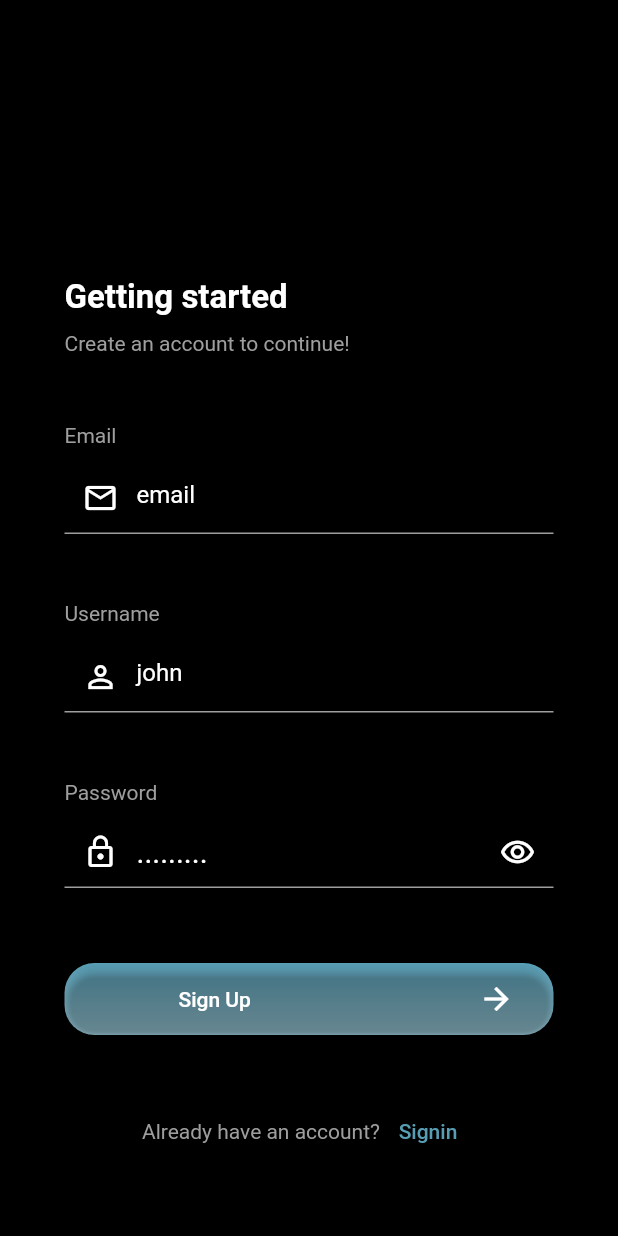
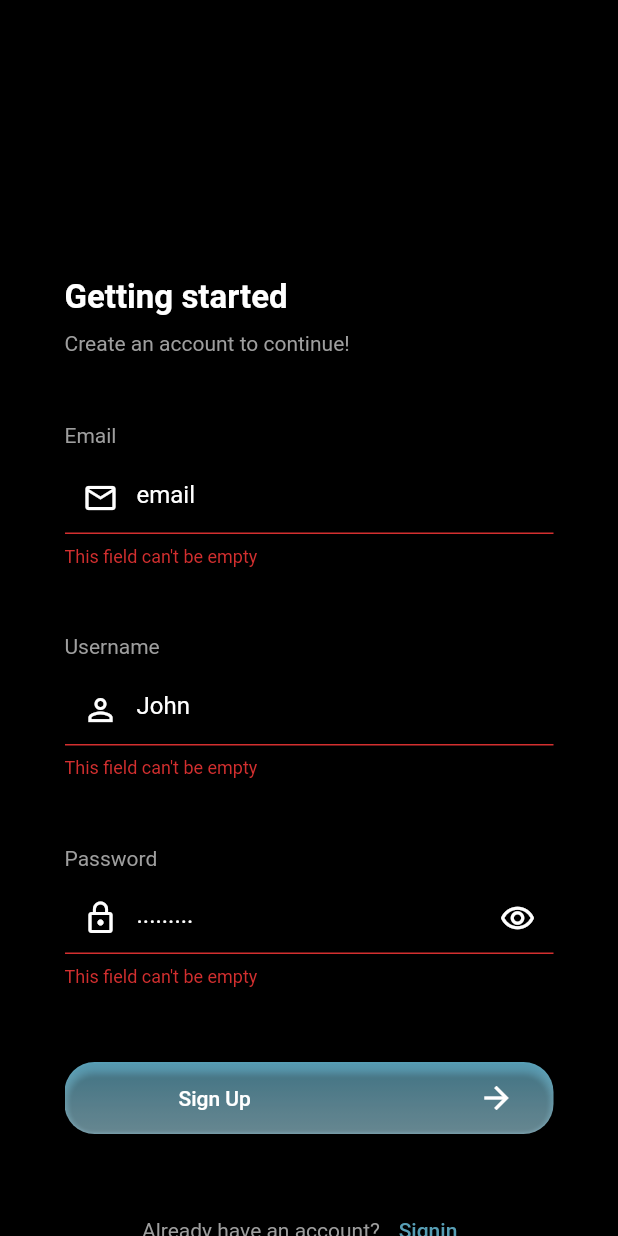
Before and after one commit to Infinidrix/podcast-app, a Flutter app: the SignupWidget screen opened directly, after a tap on "Sign Up", on a phone screen of 412 x 824 dp. Run offline on Flutter 3.47's test engine with Material 2 defaults, Android fonts, the phone set to English and light mode, and no system bars; our stand-ins replace auto_route, hexcolor.

Commit message:
Optimizing the signup page code and adding custom validation for the form

```diff
--- a/lib/presentation/pages/signin/widgets/signin_page_widget.dart
+++ b/lib/presentation/pages/signin/widgets/signin_page_widget.dart
@@ -4,7 +4,6 @@ import 'package:flutter/material.dart';
 import 'package:hexcolor/hexcolor.dart';
 
 class SigninWidget extends StatelessWidget {
-
   Widget emailInput = Padding(
     padding: const EdgeInsets.fromLTRB(0.0, 10.0, 0.0, 45.0),
     child: TextFormField(
@@ -166,8 +165,15 @@ class SigninWidget extends StatelessWidget {
                       style: TextStyle(color: Colors.grey),
                     ),
                     TextButton(
-                        onPressed: () {},
-                        child: Text("Signin",style: TextStyle(color: HexColor("#579EB5"))),
+                      onPressed: () {
+                        context.router.push(SignupRoute());
+                      },
+                      child: Text(
+                        "Signup",
+                        style: TextStyle(
+                          color: HexColor("#579EB5"),
+                        ),
+                      ),
                     ),
                   ],
                 ),
--- a/lib/presentation/pages/signup/signup.dart
+++ b/lib/presentation/pages/signup/signup.dart
@@ -1,14 +1,14 @@
 import 'package:flutter/material.dart';
 import 'package:podcast_app/presentation/pages/signup/widgets/signup_widget.dart';
 
-class Signup extends StatefulWidget {
-  const Signup({Key? key}) : super(key: key);
+class SignupPage extends StatefulWidget {
+  const SignupPage({Key? key}) : super(key: key);
 
   @override
-  _SignupState createState() => _SignupState();
+  _SignupPageState createState() => _SignupPageState();
 }
 
-class _SignupState extends State<Signup> {
+class _SignupPageState extends State<SignupPage> {
   @override
   Widget build(BuildContext context) {
     return SignupWidget();
--- a/lib/presentation/pages/signup/widgets/signup_widget.dart
+++ b/lib/presentation/pages/signup/widgets/signup_widget.dart
@@ -1,12 +1,16 @@
+import 'package:auto_route/auto_route.dart';
 import 'package:flutter/material.dart';
 import 'package:hexcolor/hexcolor.dart';
+import 'package:podcast_app/presentation/routes/router.gr.dart';
+
 
 class SignupWidget extends StatelessWidget {
-  Widget emailInput = Padding(
-    padding: const EdgeInsets.fromLTRB(0.0, 10.0, 0.0, 45.0),
-    child: TextFormField(
-      style: TextStyle(color: Colors.white),
-      decoration: InputDecoration(
+
+  @override
+  Widget build(BuildContext context) {
+  final _formKey = GlobalKey<FormState>();
+
+  final textfieldDecoration = InputDecoration(
     border: UnderlineInputBorder(
       borderSide: BorderSide(
         color: Colors.grey,
@@ -33,7 +37,21 @@ class SignupWidget extends StatelessWidget {
       Icons.email_outlined,
       color: Colors.white,
     ),
-      ),
+  );
+
+  Widget emailInput = Padding(
+    padding: const EdgeInsets.fromLTRB(0.0, 10.0, 0.0, 45.0),
+    child: TextFormField(
+      style: TextStyle(color: Colors.white),
+      decoration: textfieldDecoration,
+      validator: (value) {
+        if (value == null || value.isEmpty) {
+          return "This field can't be empty";
+        } else if (!value.contains("@") || !value.contains(".com")) {
+          return "Invalid email";
+        }
+        return null;
+      },
     ),
   );
 
@@ -42,29 +60,8 @@ class SignupWidget extends StatelessWidget {
     child: TextFormField(
       obscureText: true,
       style: TextStyle(color: Colors.white),
-      decoration: InputDecoration(
-          border: UnderlineInputBorder(
-            borderSide: BorderSide(
-              color: Colors.grey,
-            ),
-          ),
-          // labelText: "Email",
-          // labelStyle: TextStyle(color: Colors.white),
-          helperStyle: TextStyle(color: Colors.white),
-          hintText: '.........',
-          hintStyle: TextStyle(color: Colors.white, fontSize: 20.0),
-          // filled: true,
-          enabledBorder: UnderlineInputBorder(
-            borderSide: BorderSide(
-              color: Colors.grey,
-            ),
-          ),
-          focusedBorder: UnderlineInputBorder(
-            borderSide: BorderSide(
-              color: Colors.grey,
-            ),
-          ),
-          fillColor: Colors.white,
+      decoration: textfieldDecoration.copyWith(
+        hintText: ".........",
         prefixIcon: Icon(
           Icons.lock_outline,
           color: Colors.white,
@@ -72,7 +69,16 @@ class SignupWidget extends StatelessWidget {
         suffixIcon: Icon(
           Icons.remove_red_eye_outlined,
           color: Colors.white,
-          )),
+        ),
+      ),
+      validator: (value) {
+        if (value == null || value.isEmpty) {
+          return "This field can't be empty";
+        } else if (value.length < 8) {
+          return "Password must have aleast 8 characters!";
+        }
+        return null;
+      },
     ),
   );
 
@@ -80,38 +86,23 @@ class SignupWidget extends StatelessWidget {
     padding: const EdgeInsets.fromLTRB(0.0, 10.0, 0.0, 45.0),
     child: TextFormField(
       style: TextStyle(color: Colors.white),
-      decoration: InputDecoration(
-        border: UnderlineInputBorder(
-          borderSide: BorderSide(
-            color: Colors.grey,
-          ),
-        ),
-        // labelText: "Email",
-        // labelStyle: TextStyle(color: Colors.white),
-        helperStyle: TextStyle(color: Colors.white),
-        hintText: 'john',
-        hintStyle: TextStyle(color: Colors.white),
-        // filled: true,
-        enabledBorder: UnderlineInputBorder(
-          borderSide: BorderSide(
-            color: Colors.grey,
-          ),
-        ),
-        focusedBorder: UnderlineInputBorder(
-          borderSide: BorderSide(
-            color: Colors.grey,
-          ),
-        ),
-        fillColor: Colors.white,
+      decoration: textfieldDecoration.copyWith(
+        hintText: "John",
         prefixIcon: Icon(
           Icons.person_outline,
           color: Colors.white,
         ),
       ),
+      validator: (value) {
+        if (value == null || value.isEmpty) {
+          return "This field can't be empty";
+        }
+        return null;
+      },
     ),
   );
 
-  Widget signinButton = Padding(
+  Widget signupButton = Padding(
     padding: const EdgeInsets.only(top: 50.0),
     child: DecoratedBox(
       decoration: BoxDecoration(
@@ -130,7 +121,11 @@ class SignupWidget extends StatelessWidget {
             ),
           ),
         ),
-        onPressed: () {},
+        onPressed: () {
+          if (_formKey.currentState!.validate()) {
+            print("Successfully signed in!");
+          }
+        },
         child: Padding(
           padding: const EdgeInsets.all(10.0),
           child: Container(
@@ -150,14 +145,13 @@ class SignupWidget extends StatelessWidget {
     ),
   );
 
-
-  @override
-  Widget build(BuildContext context) {
     return Scaffold(
       backgroundColor: Colors.black,
       body: Padding(
         padding: const EdgeInsets.fromLTRB(43.0, 185.0, 43.0, 0.0),
         child: Container(
+          child: Form(
+            key: _formKey,
             child: ListView(
               // crossAxisAlignment: CrossAxisAlignment.start,
               children: [
@@ -191,7 +185,7 @@ class SignupWidget extends StatelessWidget {
                   style: TextStyle(color: Colors.grey),
                 ),
                 passwordInput,
-                signinButton,
+                signupButton,
                 Padding(
                   padding: const EdgeInsets.only(top: 40.0),
                   child: Row(
@@ -202,8 +196,11 @@ class SignupWidget extends StatelessWidget {
                         style: TextStyle(color: Colors.grey),
                       ),
                       TextButton(
-                        onPressed: () {},
-                        child: Text("Signin",style: TextStyle(color: HexColor("#579EB5"))),
+                        onPressed: () {
+                          context.router.push(SigninRoute());
+                        },
+                        child: Text("Signin",
+                            style: TextStyle(color: HexColor("#579EB5"))),
                       ),
                     ],
                   ),
@@ -212,6 +209,7 @@ class SignupWidget extends StatelessWidget {
             ),
           ),
         ),
+      ),
     );
   }
 }
--- a/lib/presentation/routes/router.dart
+++ b/lib/presentation/routes/router.dart
@@ -3,6 +3,7 @@ import 'package:auto_route/annotations.dart';
 import 'package:podcast_app/presentation/pages/signin/signin_page.dart';
 import 'package:podcast_app/presentation/pages/channel_detail/channel_detail_page.dart';
 import 'package:podcast_app/presentation/pages/create_channel/create_channel_page.dart';
+import 'package:podcast_app/presentation/pages/signup/signup.dart';
 // Whenever you change this file, run the command below to generate the routes
 // flutter packages pub run build_runner build
 // NOTE: Make sure your Page Widget has the word 'Page' in it
@@ -11,6 +12,7 @@ import 'package:podcast_app/presentation/pages/create_channel/create_channel_pag
   routes: <AutoRoute>[
     AutoRoute(page: MyHomePage, path:'/', initial: true),
     AutoRoute(page: SigninPage, path:'/signin'),
+    AutoRoute(page: SignupPage, path:'/signup'),
     AutoRoute(page: ChannelDetailPage, path: '/channel'),
     AutoRoute(page: CreateChannelPage, path: '/create'),
     ],
```
Also changed, not shown: lib/presentation/routes/router.gr.dart. Lines whose indentation alone changed are shown as unchanged.
